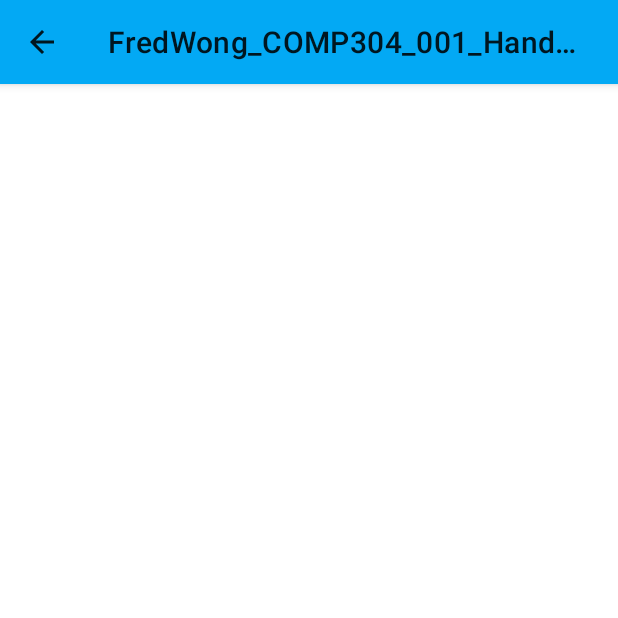
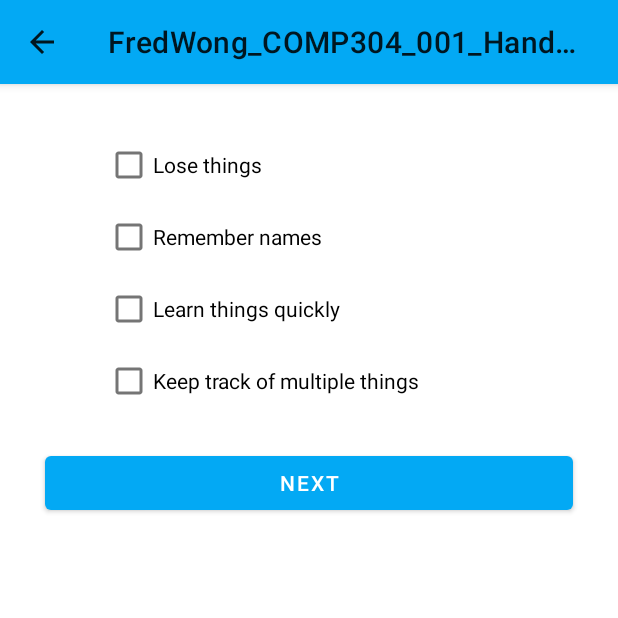
Before and after one commit to ItsYourFriendFred/C304_401Test1, an Android app: the WongActivity screen opened directly, with no data from a screen before it, on a phone screen of 412 x 824 dp, the top half of it. Run offline under Robolectric (Android 15) with nearby library versions, the phone set to English and light mode, and no system bars.

Commit message:
Added 2nd activity layout + updated strings

```diff
--- a/app/src/main/java/com/fred/wong/FredActivity.kt
+++ b/app/src/main/java/com/fred/wong/FredActivity.kt
@@ -9,7 +9,6 @@ import android.view.MenuInflater
 import android.widget.Button
 import android.widget.ImageButton
 import androidx.activity.enableEdgeToEdge
-import androidx.appcompat.app.ActionBar
 import androidx.appcompat.app.AppCompatActivity
 import androidx.core.view.ViewCompat
 import androidx.core.view.WindowInsetsCompat
--- a/app/src/main/java/com/fred/wong/WongActivity.kt
+++ b/app/src/main/java/com/fred/wong/WongActivity.kt
@@ -2,7 +2,6 @@
 
 package com.fred.wong
 
-import android.content.Intent
 import android.os.Bundle
 import android.view.Menu
 import android.view.MenuInflater
--- a/app/src/main/res/layout/activity_main.xml
+++ b/app/src/main/res/layout/activity_main.xml
@@ -41,15 +41,18 @@
 
     <ImageButton
         android:id="@+id/imageButtonMain"
-        android:layout_width="wrap_content"
+        android:layout_width="200dp"
         android:layout_height="wrap_content"
         android:layout_marginBottom="25dp"
+        android:adjustViewBounds="true"
+        android:background="@null"
         android:contentDescription="@string/content_description_imageButton_main"
+        android:scaleType="fitXY"
+        android:src="@drawable/main_image_button"
         app:layout_constraintBottom_toTopOf="@+id/buttonMain"
         app:layout_constraintEnd_toEndOf="parent"
         app:layout_constraintStart_toStartOf="parent"
-        app:layout_constraintTop_toBottomOf="@id/textMainSubtitle"
-        tools:srcCompat="@tools:sample/avatars" />
+        app:layout_constraintTop_toBottomOf="@id/textMainSubtitle" />
 
     <Button
         android:id="@+id/buttonMain"
--- a/app/src/main/res/layout/activity_wong.xml
+++ b/app/src/main/res/layout/activity_wong.xml
@@ -4,7 +4,74 @@
     xmlns:tools="http://schemas.android.com/tools"
     android:id="@+id/main"
     android:layout_width="match_parent"
-    android:layout_height="match_parent"
+    android:layout_height="wrap_content"
     tools:context=".WongActivity">
 
+    <!-- Second Activity; since my name, Fred starts with a letter from A-N inclusive, use checkboxes -->
+
+    <ImageView
+        android:id="@+id/imageViewZigZagLine"
+        android:layout_width="wrap_content"
+        android:layout_height="wrap_content"
+        android:layout_marginTop="10dp"
+        android:layout_marginBottom="10dp"
+        app:layout_constraintBottom_toTopOf="@+id/linearLayoutCheckBox"
+        app:layout_constraintEnd_toEndOf="parent"
+        app:layout_constraintStart_toStartOf="parent"
+        app:layout_constraintTop_toTopOf="parent"
+        tools:srcCompat="@tools:sample/avatars" />
+
+    <LinearLayout
+        android:id="@+id/linearLayoutCheckBox"
+        android:layout_width="match_parent"
+        android:layout_height="wrap_content"
+        android:layout_marginStart="70dp"
+        android:layout_marginTop="10dp"
+        android:layout_marginEnd="70dp"
+        android:layout_marginBottom="10dp"
+        android:orientation="vertical"
+        app:layout_constraintBottom_toBottomOf="@id/buttonDisplayExercises"
+        app:layout_constraintEnd_toEndOf="parent"
+        app:layout_constraintStart_toStartOf="parent"
+        app:layout_constraintTop_toBottomOf="@id/imageViewZigZagLine">
+
+        <CheckBox
+            android:id="@+id/checkBoxExercise1"
+            android:layout_width="wrap_content"
+            android:layout_height="wrap_content"
+            android:text="@string/text_checkbox_1" />
+
+        <CheckBox
+            android:id="@+id/checkBoxExercise2"
+            android:layout_width="match_parent"
+            android:layout_height="wrap_content"
+            android:text="@string/text_checkbox_2" />
+
+        <CheckBox
+            android:id="@+id/checkBoxExercise3"
+            android:layout_width="match_parent"
+            android:layout_height="wrap_content"
+            android:text="@string/text_checkbox_3" />
+
+        <CheckBox
+            android:id="@+id/checkBoxExercise4"
+            android:layout_width="match_parent"
+            android:layout_height="wrap_content"
+            android:text="@string/text_checkbox_4" />
+    </LinearLayout>
+
+    <Button
+        android:id="@+id/buttonDisplayExercises"
+        android:layout_width="match_parent"
+        android:layout_height="wrap_content"
+        android:layout_marginStart="30dp"
+        android:layout_marginTop="10dp"
+        android:layout_marginEnd="30dp"
+        android:layout_marginBottom="10dp"
+        android:text="@string/text_button_exercise"
+        app:layout_constraintBottom_toBottomOf="parent"
+        app:layout_constraintEnd_toEndOf="parent"
+        app:layout_constraintStart_toStartOf="parent"
+        app:layout_constraintTop_toBottomOf="@+id/linearLayoutCheckBox" />
+
 </androidx.constraintlayout.widget.ConstraintLayout>
--- a/app/src/main/res/values/strings.xml
+++ b/app/src/main/res/values/strings.xml
@@ -5,4 +5,20 @@
     <string name="text_button_main">Select Exercises</string>
     <string name="content_description_imageButton_main">Clickable image to proceed to exercise selection screen</string>
     <string name="actionBar_title_truncated">Hands-On Test 1 COMP-304 401</string>
+    <string name="text_checkbox_1">Lose things</string>
+    <string name="text_checkbox_2">Remember names</string>
+    <string name="text_checkbox_3">Learn things quickly</string>
+    <string name="text_checkbox_4">Keep track of multiple things</string>
+    <string name="text_button_exercise">Next</string>
+    <string-array name="y_coordinates">
+        <item>150</item>
+        <item>100</item>
+        <item>150</item>
+        <item>150</item>
+        <item>100</item>
+        <item>150</item>
+        <item>150</item>
+        <item>100</item>
+        <item>150</item>
+    </string-array>
 </resources>
```
Also changed, not shown: app/src/main/res/drawable/main_image_button.png (renamed from app/src/main/res/drawable/mainimagebutton.png).
